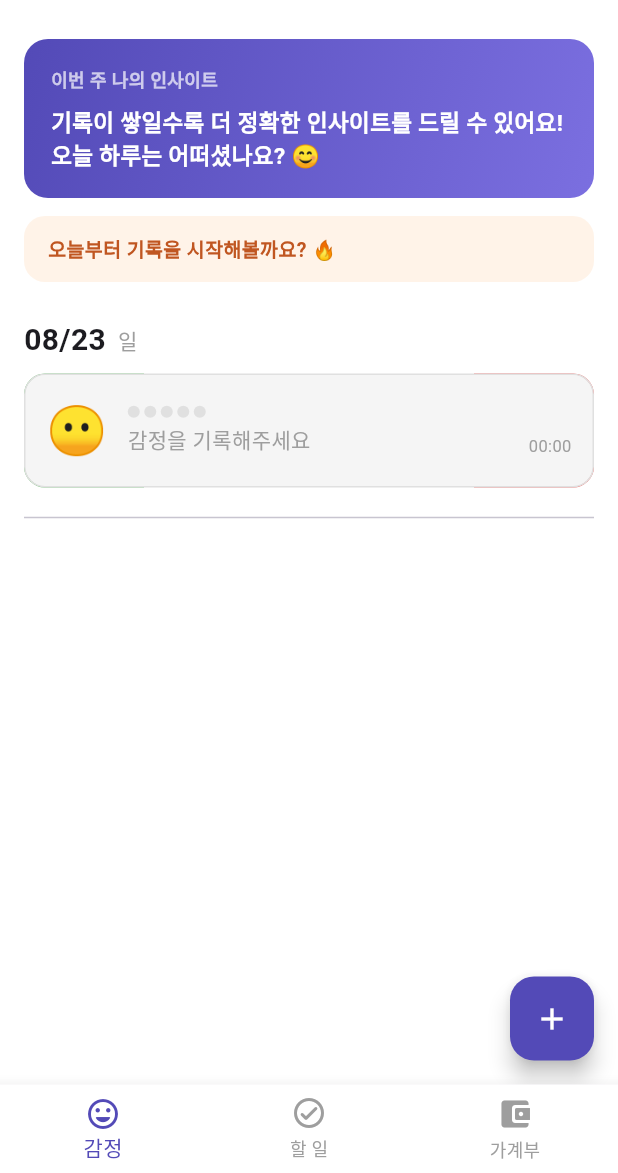
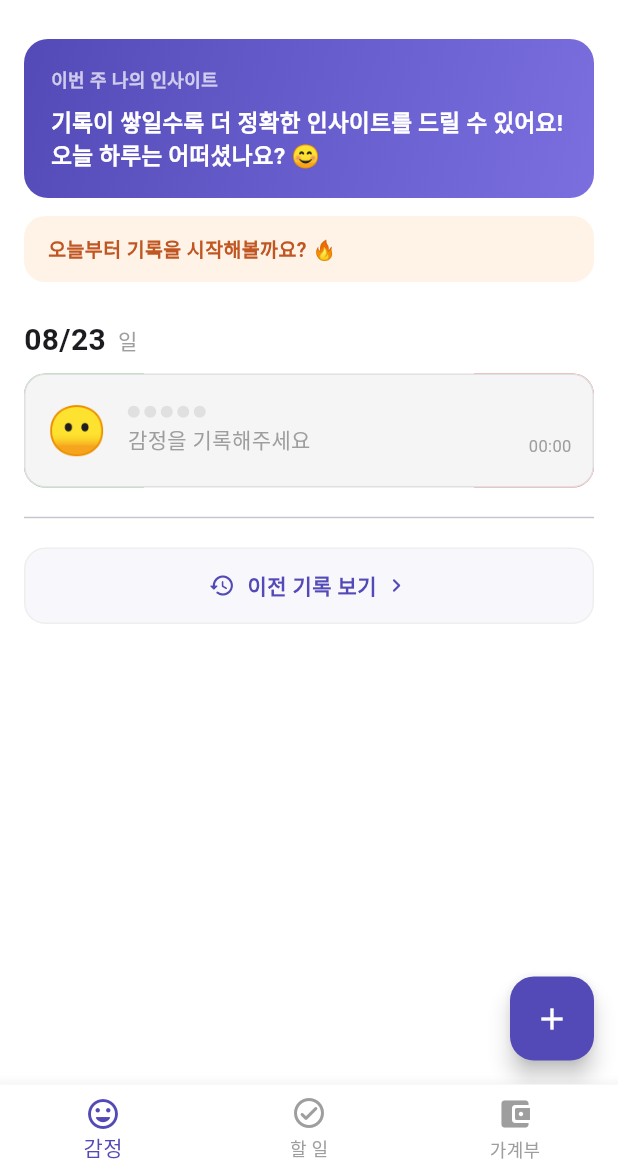
Before and after one commit to JunHyeongChoii/Emolog, a Flutter app: the screen it shows after launch, on a phone screen of 412 x 824 dp, the part 63-1236 px from its top. Run offline on Flutter 3.47's test engine with Material 3 defaults, Android fonts, the phone set to English and light mode, and no system bars; our stand-ins replace flutter_local_notifications, hive, hive_flutter, shared_preferences, timezone; accounts and stored records are empty.

Commit message:
feat: 홈화면 정렬 변경

```diff
--- a/lib/screens/home_screen.dart
+++ b/lib/screens/home_screen.dart
@@ -32,14 +32,10 @@ String? _computeWeeklyInsight(
   final weekLedgers = ledgers.where((l) => last7Strs.contains(l.date)).toList();
   final weekTodos = todos.where((t) => last7Strs.contains(t.date)).toList();
 
-  final stressDates = weekEmotions
-      .where((e) => e.score <= 2)
-      .map((e) => e.date)
-      .toSet();
-  final normalDates = weekEmotions
-      .where((e) => e.score >= 3)
-      .map((e) => e.date)
-      .toSet();
+  final stressDates =
+      weekEmotions.where((e) => e.score <= 2).map((e) => e.date).toSet();
+  final normalDates =
+      weekEmotions.where((e) => e.score >= 3).map((e) => e.date).toSet();
 
   // 1) 스트레스 날 vs 평소 지출 비교
   int stressSpend = 0;
@@ -65,9 +61,8 @@ String? _computeWeeklyInsight(
       .where((l) => l.type == 'expense' && l.spendMood == 1)
       .toList();
   if (regretSpends.isNotEmpty) {
-    final regretOnStress = regretSpends
-        .where((l) => stressDates.contains(l.date))
-        .length;
+    final regretOnStress =
+        regretSpends.where((l) => stressDates.contains(l.date)).length;
     final ratio = (regretOnStress / regretSpends.length * 100).toInt();
     if (ratio >= 50) {
       return '이번 주 후회 소비의 $ratio%가 감정 점수가 낮은 날 일어났어요 💭\n힘든 날엔 결제 전에 한 번 더 생각해봐요.';
@@ -82,9 +77,8 @@ String? _computeWeeklyInsight(
     }
   }
   if (hardTagCounts.isNotEmpty) {
-    final topHard = hardTagCounts.entries.reduce(
-      (a, b) => a.value >= b.value ? a : b,
-    );
+    final topHard =
+        hardTagCounts.entries.reduce((a, b) => a.value >= b.value ? a : b);
     return "이번 주 나를 힘들게 한 건 '${topHard.key}'였어요 🏷️\n다음 주엔 이 부분에 여유를 만들어보세요.";
   }
 
@@ -129,10 +123,8 @@ class _StreakInfo {
 }
 
 _StreakInfo _computeStreak(List<EmotionEntry> emotions, DateTime today) {
-  final recordedDates = emotions
-      .where((e) => !e.isEmpty)
-      .map((e) => e.date)
-      .toSet();
+  final recordedDates =
+      emotions.where((e) => !e.isEmpty).map((e) => e.date).toSet();
 
   int streak = 0;
   var cursor = today;
@@ -142,9 +134,8 @@ _StreakInfo _computeStreak(List<EmotionEntry> emotions, DateTime today) {
   }
 
   final monthPrefix = '${today.year}-${today.month.toString().padLeft(2, '0')}';
-  final monthCount = recordedDates
-      .where((d) => d.startsWith(monthPrefix))
-      .length;
+  final monthCount =
+      recordedDates.where((d) => d.startsWith(monthPrefix)).length;
 
   return _StreakInfo(streak, monthCount, today.day);
 }
@@ -191,7 +182,6 @@ class HomeScreen extends StatelessWidget {
           style: TextStyle(fontWeight: FontWeight.bold, fontSize: 22),
         ),
         actions: [
-          // 알림 설정 버튼
           IconButton(
             icon: const Icon(Icons.notifications_none_rounded),
             onPressed: () => Navigator.push(
@@ -199,7 +189,6 @@ class HomeScreen extends StatelessWidget {
               MaterialPageRoute(builder: (_) => const NotificationScreen()),
             ),
           ),
-          // 통계 버튼
           IconButton(
             icon: const Icon(Icons.bar_chart_rounded),
             onPressed: () => Navigator.push(
@@ -227,14 +216,25 @@ class HomeScreen extends StatelessWidget {
                       ),
                     );
                   }
-                  //날짜 그룹화 및 정렬
-                  final entries = emotionBox.values.toList()
+
+                  final today = DateTime.now();
+
+                  // 최근 7일 날짜 문자열 목록
+                  final recentDates = <String>{};
+                  for (int i = 0; i < 7; i++) {
+                    recentDates
+                        .add(_fmtDate(today.subtract(Duration(days: i))));
+                  }
+
+                  // 최근 7일 기록만 필터링 + 정렬
+                  final entries = emotionBox.values
+                      .where((e) => recentDates.contains(e.date))
+                      .toList()
                     ..sort((a, b) {
-                      // 날짜가 같으면 생성 시간(createdAt) 비교, 다르면 날짜(date) 비교
                       if (a.date == b.date) {
-                        return a.createdAt.compareTo(b.createdAt); // 시간 내림차순
+                        return a.createdAt.compareTo(b.createdAt);
                       }
-                      return a.date.compareTo(b.date); // 날짜 내림차순
+                      return a.date.compareTo(b.date);
                     });
 
                   final Map<String, List<EmotionEntry>> grouped = {};
@@ -242,7 +242,6 @@ class HomeScreen extends StatelessWidget {
                     grouped.putIfAbsent(entry.date, () => []).add(entry);
                   }
 
-                  final today = DateTime.now();
                   final weeklyInsight = _computeWeeklyInsight(
                     emotionBox.values.toList(),
                     ledgerBox.values.toList(),
@@ -269,8 +268,58 @@ class HomeScreen extends StatelessWidget {
                       Expanded(
                         child: ListView.builder(
                           padding: const EdgeInsets.all(16),
-                          itemCount: grouped.length,
+                          itemCount: grouped.length + 1,
                           itemBuilder: (context, index) {
+
+                            // 마지막 항목: 이전 기록 보기 버튼
+                            if (index == grouped.length) {
+                              return Padding(
+                                padding: const EdgeInsets.only(
+                                    top: 8, bottom: 24),
+                                child: GestureDetector(
+                                  onTap: () => Navigator.push(
+                                    context,
+                                    MaterialPageRoute(
+                                      builder: (_) =>
+                                          const MonthlyEmotionScreen(),
+                                    ),
+                                  ),
+                                  child: Container(
+                                    padding: const EdgeInsets.symmetric(
+                                        horizontal: 16, vertical: 14),
+                                    decoration: BoxDecoration(
+                                      color: const Color(0xFFF8F8FC),
+                                      borderRadius: BorderRadius.circular(14),
+                                      border: Border.all(
+                                          color: Colors.grey.shade200),
+                                    ),
+                                    child: const Row(
+                                      mainAxisAlignment:
+                                          MainAxisAlignment.center,
+                                      children: [
+                                        Icon(Icons.history_rounded,
+                                            size: 18,
+                                            color: Color(0xFF534AB7)),
+                                        SizedBox(width: 8),
+                                        Text(
+                                          '이전 기록 보기',
+                                          style: TextStyle(
+                                            fontSize: 14,
+                                            fontWeight: FontWeight.w600,
+                                            color: Color(0xFF534AB7),
+                                          ),
+                                        ),
+                                        SizedBox(width: 4),
+                                        Icon(Icons.chevron_right_rounded,
+                                            size: 18,
+                                            color: Color(0xFF534AB7)),
+                                      ],
+                                    ),
+                                  ),
+                                ),
+                              );
+                            }
+
                             final date = grouped.keys.elementAt(index);
                             final dayEntries = grouped[date]!;
                             final parts = date.split('-');
@@ -280,13 +329,7 @@ class HomeScreen extends StatelessWidget {
                               int.parse(parts[2]),
                             );
                             final weekdays = [
-                              '월',
-                              '화',
-                              '수',
-                              '목',
-                              '금',
-                              '토',
-                              '일',
+                              '월', '화', '수', '목', '금', '토', '일',
                             ];
                             final weekday = weekdays[dt.weekday - 1];
 
@@ -294,9 +337,8 @@ class HomeScreen extends StatelessWidget {
                                 .where((t) => t.date == date)
                                 .toList();
                             final totalTodos = todos.length;
-                            final doneTodos = todos
-                                .where((t) => t.isDone)
-                                .length;
+                            final doneTodos =
+                                todos.where((t) => t.isDone).length;
                             final todoProgress = totalTodos == 0
                                 ? -1.0
                                 : doneTodos / totalTodos;
@@ -493,9 +535,9 @@ class _SwipeCardState extends State<_SwipeCard> {
           color: const Color(0xFFEEEDFE),
           borderRadius: BorderRadius.circular(8),
         ),
-        child: Row(
+        child: const Row(
           mainAxisSize: MainAxisSize.min,
-          children: const [
+          children: [
             Icon(Icons.check, size: 10, color: Color(0xFF534AB7)),
             SizedBox(width: 2),
             Text(
```
